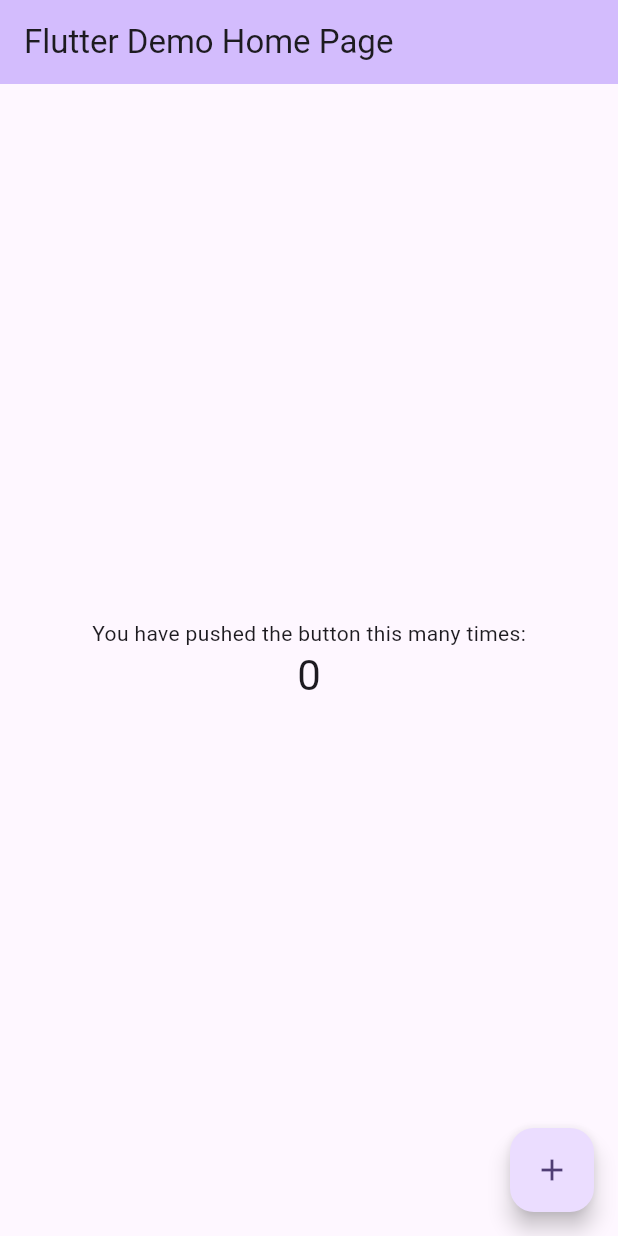
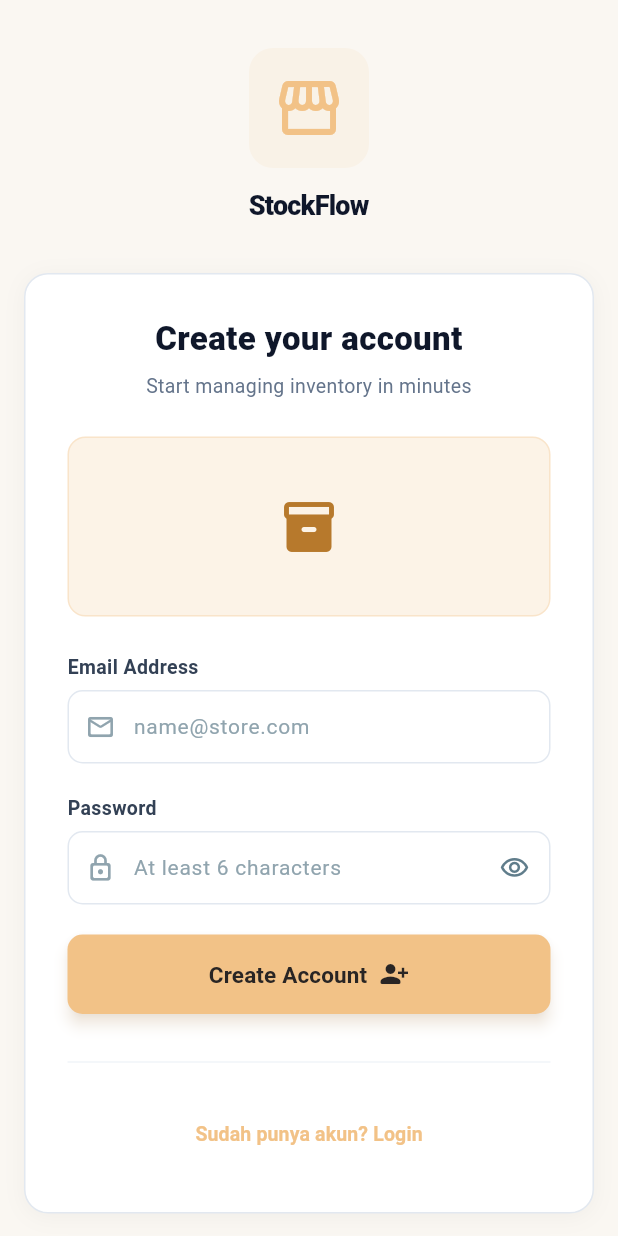
Before and after one commit to Malcosyn/inventory-app-project, a Flutter app: the screen it shows after launch, on a phone screen of 412 x 824 dp. Run offline on Flutter 3.47's test engine with Material 3 defaults, Android fonts, the phone set to English and light mode, and no system bars; our stand-ins replace supabase_flutter; accounts and stored records are empty.

Commit message:
Add sign up feature

```diff
--- a/lib/main.dart
+++ b/lib/main.dart
@@ -1,122 +1,26 @@
 import 'package:flutter/material.dart';
+import 'package:inventory_app_project/pages/signup_page.dart';
+import 'package:inventory_app_project/secrets/supabase_secret.dart';
+import 'package:supabase_flutter/supabase_flutter.dart';
 
 void main() {
+  WidgetsFlutterBinding.ensureInitialized();
+  Supabase.initialize(
+    url: SupabaseSecret.supabaseUrl,
+    anonKey: SupabaseSecret.supabaseAnonKey,
+  );
   runApp(const MyApp());
 }
 
 class MyApp extends StatelessWidget {
   const MyApp({super.key});
 
-  // This widget is the root of your application.
   @override
   Widget build(BuildContext context) {
     return MaterialApp(
       title: 'Flutter Demo',
-      theme: ThemeData(
-        // This is the theme of your application.
-        //
-        // TRY THIS: Try running your application with "flutter run". You'll see
-        // the application has a purple toolbar. Then, without quitting the app,
-        // try changing the seedColor in the colorScheme below to Colors.green
-        // and then invoke "hot reload" (save your changes or press the "hot
-        // reload" button in a Flutter-supported IDE, or press "r" if you used
-        // the command line to start the app).
-        //
-        // Notice that the counter didn't reset back to zero; the application
-        // state is not lost during the reload. To reset the state, use hot
-        // restart instead.
-        //
-        // This works for code too, not just values: Most code changes can be
-        // tested with just a hot reload.
-        colorScheme: .fromSeed(seedColor: Colors.deepPurple),
-      ),
-      home: const MyHomePage(title: 'Flutter Demo Home Page'),
+      theme: ThemeData(colorScheme: .fromSeed(seedColor: Colors.deepPurple)),
+      home: SignupPage(),
     );
   }
 }
-
-class MyHomePage extends StatefulWidget {
-  const MyHomePage({super.key, required this.title});
-
-  // This widget is the home page of your application. It is stateful, meaning
-  // that it has a State object (defined below) that contains fields that affect
-  // how it looks.
-
-  // This class is the configuration for the state. It holds the values (in this
-  // case the title) provided by the parent (in this case the App widget) and
-  // used by the build method of the State. Fields in a Widget subclass are
-  // always marked "final".
-
-  final String title;
-
-  @override
-  State<MyHomePage> createState() => _MyHomePageState();
-}
-
-class _MyHomePageState extends State<MyHomePage> {
-  int _counter = 0;
-
-  void _incrementCounter() {
-    setState(() {
-      // This call to setState tells the Flutter framework that something has
-      // changed in this State, which causes it to rerun the build method below
-      // so that the display can reflect the updated values. If we changed
-      // _counter without calling setState(), then the build method would not be
-      // called again, and so nothing would appear to happen.
-      _counter++;
-    });
-  }
-
-  @override
-  Widget build(BuildContext context) {
-    // This method is rerun every time setState is called, for instance as done
-    // by the _incrementCounter method above.
-    //
-    // The Flutter framework has been optimized to make rerunning build methods
-    // fast, so that you can just rebuild anything that needs updating rather
-    // than having to individually change instances of widgets.
-    return Scaffold(
-      appBar: AppBar(
-        // TRY THIS: Try changing the color here to a specific color (to
-        // Colors.amber, perhaps?) and trigger a hot reload to see the AppBar
-        // change color while the other colors stay the same.
-        backgroundColor: Theme.of(context).colorScheme.inversePrimary,
-        // Here we take the value from the MyHomePage object that was created by
-        // the App.build method, and use it to set our appbar title.
-        title: Text(widget.title),
-      ),
-      body: Center(
-        // Center is a layout widget. It takes a single child and positions it
-        // in the middle of the parent.
-        child: Column(
-          // Column is also a layout widget. It takes a list of children and
-          // arranges them vertically. By default, it sizes itself to fit its
-          // children horizontally, and tries to be as tall as its parent.
-          //
-          // Column has various properties to control how it sizes itself and
-          // how it positions its children. Here we use mainAxisAlignment to
-          // center the children vertically; the main axis here is the vertical
-          // axis because Columns are vertical (the cross axis would be
-          // horizontal).
-          //
-          // TRY THIS: Invoke "debug painting" (choose the "Toggle Debug Paint"
-          // action in the IDE, or press "p" in the console), to see the
-          // wireframe for each widget.
-          mainAxisAlignment: .center,
-          children: [
-            const Text('You have pushed the button this many times:'),
-            Text(
-              '$_counter',
-              style: Theme.of(context).textTheme.headlineMedium,
-            ),
-          ],
-        ),
-      ),
-      floatingActionButton: FloatingActionButton(
-        onPressed: _incrementCounter,
-        tooltip: 'Increment',
-        child: const Icon(Icons.add),
-      ),
-    );
-  }
-}
--- /dev/null
+++ b/lib/pages/signup_page.dart
@@ -0,0 +1,283 @@
+import 'package:flutter/material.dart';
+import 'package:inventory_app_project/services/auth_service.dart';
+
+class SignupPage extends StatelessWidget {
+  SignupPage({super.key});
+
+  static const Color _primary = Color(0xFFF2C287);
+  static const Color _backgroundLight = Color(0xFFFAF7F2);
+  static const Color _textDark = Color(0xFF0F172A);
+  static const Color _textMedium = Color(0xFF64748B);
+  static const Color _textLabel = Color(0xFF334155);
+  static const Color _borderColor = Color(0xFFE2E8F0);
+
+  final AuthService authService = AuthService();
+
+  @override
+  Widget build(BuildContext context) {
+    return Scaffold(
+      backgroundColor: _backgroundLight,
+      body: SafeArea(
+        child: SingleChildScrollView(
+          padding: const EdgeInsets.symmetric(horizontal: 16, vertical: 32),
+          child: Center(
+            child: Column(
+              children: [
+                _buildLogoSection(),
+                const SizedBox(height: 32),
+                _buildSignupCard(authService),
+                const SizedBox(height: 32),
+                _buildFooterLinks(),
+                const SizedBox(height: 16),
+              ],
+            ),
+          ),
+        ),
+      ),
+    );
+  }
+
+  Widget _buildLogoSection() {
+    return Column(
+      children: [
+        Container(
+          padding: const EdgeInsets.all(16),
+          decoration: BoxDecoration(
+            color: _primary.withValues(alpha: 0.1),
+            borderRadius: BorderRadius.circular(16),
+          ),
+          child: const Icon(
+            Icons.storefront_outlined,
+            color: _primary,
+            size: 48,
+          ),
+        ),
+        const SizedBox(height: 12),
+        const Text(
+          'StockFlow',
+          style: TextStyle(
+            color: _textDark,
+            fontSize: 18,
+            fontWeight: FontWeight.w800,
+            letterSpacing: -0.5,
+          ),
+        ),
+      ],
+    );
+  }
+
+  Widget _buildSignupCard(AuthService service) {
+    final TextEditingController _emailController = TextEditingController();
+    final TextEditingController _passwordController = TextEditingController();
+
+    return Container(
+      width: double.infinity,
+      constraints: const BoxConstraints(maxWidth: 420),
+      decoration: BoxDecoration(
+        color: Colors.white,
+        borderRadius: BorderRadius.circular(16),
+        border: Border.all(color: _borderColor),
+        boxShadow: [
+          BoxShadow(
+            color: Colors.black.withValues(alpha: 0.04),
+            blurRadius: 12,
+            offset: const Offset(0, 2),
+          ),
+        ],
+      ),
+      padding: const EdgeInsets.all(28),
+      child: Column(
+        crossAxisAlignment: CrossAxisAlignment.start,
+        children: [
+          const Center(
+            child: Column(
+              children: [
+                Text(
+                  'Create your account',
+                  textAlign: TextAlign.center,
+                  style: TextStyle(
+                    color: _textDark,
+                    fontSize: 22,
+                    fontWeight: FontWeight.w800,
+                    height: 1.3,
+                  ),
+                ),
+                SizedBox(height: 8),
+                Text(
+                  'Start managing inventory in minutes',
+                  textAlign: TextAlign.center,
+                  style: TextStyle(color: _textMedium, fontSize: 13),
+                ),
+              ],
+            ),
+          ),
+          const SizedBox(height: 24),
+          _buildIllustrationBanner(),
+          const SizedBox(height: 24),
+          _buildFieldLabel('Email Address'),
+          const SizedBox(height: 6),
+          TextField(
+            controller: _emailController,
+            keyboardType: TextInputType.emailAddress,
+            style: const TextStyle(color: _textDark, fontSize: 14),
+            decoration: _inputDecoration(
+              hint: 'name@store.com',
+              prefixIcon: Icons.mail_outline_rounded,
+            ),
+          ),
+          const SizedBox(height: 20),
+          _buildFieldLabel('Password'),
+          const SizedBox(height: 6),
+          TextField(
+            controller: _passwordController,
+            obscureText: true,
+            style: const TextStyle(color: _textDark, fontSize: 14),
+            decoration: _inputDecoration(
+              hint: 'At least 6 characters',
+              prefixIcon: Icons.lock_outline_rounded,
+              suffix: Icon(
+                Icons.visibility_outlined,
+                color: Colors.blueGrey,
+                size: 20,
+              ),
+            ),
+          ),
+          const SizedBox(height: 20),
+          SizedBox(
+            width: double.infinity,
+            child: ElevatedButton(
+              onPressed: () {
+                service.signUpWithEmailAndPassword(
+                  _emailController.text,
+                  _passwordController.text,
+                );
+              },
+              style: ElevatedButton.styleFrom(
+                backgroundColor: _primary,
+                padding: const EdgeInsets.symmetric(vertical: 16),
+                shape: RoundedRectangleBorder(
+                  borderRadius: BorderRadius.circular(10),
+                ),
+                elevation: 4,
+                shadowColor: _primary.withValues(alpha: 0.4),
+              ),
+              child: const Row(
+                mainAxisAlignment: MainAxisAlignment.center,
+                children: [
+                  Text(
+                    'Create Account',
+                    style: TextStyle(
+                      fontWeight: FontWeight.w700,
+                      fontSize: 15,
+                      color: Color(0xFF292524),
+                    ),
+                  ),
+                  SizedBox(width: 8),
+                  Icon(
+                    Icons.person_add_alt_1_rounded,
+                    size: 20,
+                    color: Color(0xFF292524),
+                  ),
+                ],
+              ),
+            ),
+          ),
+          const SizedBox(height: 24),
+          const Divider(color: Color(0xFFF1F5F9), thickness: 1),
+          const SizedBox(height: 16),
+          Center(
+            child: TextButton(
+              onPressed: () {},
+              child: const Text(
+                'Sudah punya akun? Login',
+                style: TextStyle(
+                  color: _primary,
+                  fontWeight: FontWeight.w700,
+                  fontSize: 13,
+                ),
+              ),
+            ),
+          ),
+        ],
+      ),
+    );
+  }
+
+  Widget _buildIllustrationBanner() {
+    return Container(
+      height: 120,
+      decoration: BoxDecoration(
+        color: _primary.withValues(alpha: 0.2),
+        borderRadius: BorderRadius.circular(12),
+        border: Border.all(color: _primary.withValues(alpha: 0.3)),
+      ),
+      child: const Center(
+        child: Icon(
+          Icons.inventory_2_rounded,
+          size: 40,
+          color: Color(0xFFB7792C),
+        ),
+      ),
+    );
+  }
+
+  Widget _buildFieldLabel(String label) {
+    return Text(
+      label,
+      style: const TextStyle(
+        color: _textLabel,
+        fontSize: 13,
+        fontWeight: FontWeight.w600,
+      ),
+    );
+  }
+
+  InputDecoration _inputDecoration({
+    required String hint,
+    required IconData prefixIcon,
+    Widget? suffix,
+  }) {
+    return InputDecoration(
+      hintText: hint,
+      hintStyle: TextStyle(color: Colors.blueGrey.shade300, fontSize: 14),
+      contentPadding: const EdgeInsets.symmetric(vertical: 14, horizontal: 16),
+      prefixIcon: Padding(
+        padding: const EdgeInsets.only(left: 12, right: 8),
+        child: Icon(prefixIcon, color: Colors.blueGrey.shade300, size: 20),
+      ),
+      prefixIconConstraints: const BoxConstraints(minWidth: 0, minHeight: 0),
+      suffixIcon: suffix,
+      filled: true,
+      fillColor: Colors.white,
+      enabledBorder: OutlineInputBorder(
+        borderRadius: BorderRadius.circular(10),
+        borderSide: const BorderSide(color: _borderColor),
+      ),
+      focusedBorder: OutlineInputBorder(
+        borderRadius: BorderRadius.circular(10),
+        borderSide: const BorderSide(color: _primary, width: 1.5),
+      ),
+      border: OutlineInputBorder(
+        borderRadius: BorderRadius.circular(10),
+        borderSide: const BorderSide(color: _borderColor),
+      ),
+    );
+  }
+
+  Widget _buildFooterLinks() {
+    const linkStyle = TextStyle(color: Color(0xFF94A3B8), fontSize: 13);
+    const links = ['Privacy Policy', 'Terms of Service', 'Help Center'];
+
+    return Wrap(
+      spacing: 24,
+      children: links
+          .map(
+            (label) => GestureDetector(
+              onTap: () {},
+              child: Text(label, style: linkStyle),
+            ),
+          )
+          .toList(),
+    );
+  }
+}
--- /dev/null
+++ b/lib/secrets/supabase_secret.dart
@@ -0,0 +1,5 @@
+
+class SupabaseSecret {
+  static const supabaseUrl = 'https://fbjniglixlnmfmttkixp.supabase.co';
+  static const supabaseAnonKey = 'eyJhbGciOiJIUzI1NiIsInR5cCI6IkpXVCJ9.eyJpc3MiOiJzdXBhYmFzZSIsInJlZiI6ImZiam5pZ2xpeGxubWZtdHRraXhwIiwicm9sZSI6ImFub24iLCJpYXQiOjE3NzM1NjA1NDQsImV4cCI6MjA4OTEzNjU0NH0.rGo6id5DN-T8gBOJH9HEq-6Vr4AIDFeEVPsm2y3Ayc0';
+}
--- /dev/null
+++ b/lib/services/auth_service.dart
@@ -0,0 +1,29 @@
+import 'dart:convert';
+
+import 'package:inventory_app_project/models/user_model.dart';
+import 'package:supabase_flutter/supabase_flutter.dart';
+
+class AuthService {
+  final client = Supabase.instance.client;
+
+  Future<AuthResponse> signUpWithEmailAndPassword(String email, String password) async {
+    final response = await client.auth.signUp(
+      email: email,
+      password: password,
+      data: {
+        'role': 'user',
+      }
+    );
+
+    return response;
+  }
+
+  Future<String> signInWithEmailAndPassword(String email, String password) async {
+    final response = await client.auth.signInWithPassword(
+      email: email,
+      password: password,
+    );
+
+    return response.session!.accessToken;
+  }
+}
--- a/pubspec.yaml
+++ b/pubspec.yaml
@@ -34,6 +34,8 @@ dependencies:
   # The following adds the Cupertino Icons font to your application.
   # Use with the CupertinoIcons class for iOS style icons.
   cupertino_icons: ^1.0.8
+  supabase_flutter: ^2.12.2
+  shared_preferences: ^2.5.5
 
 dev_dependencies:
   flutter_test:
```
Also changed, not shown: lib/models/user_model.dart (added, +205 -0 lines), pubspec.lock, 5 other files.
